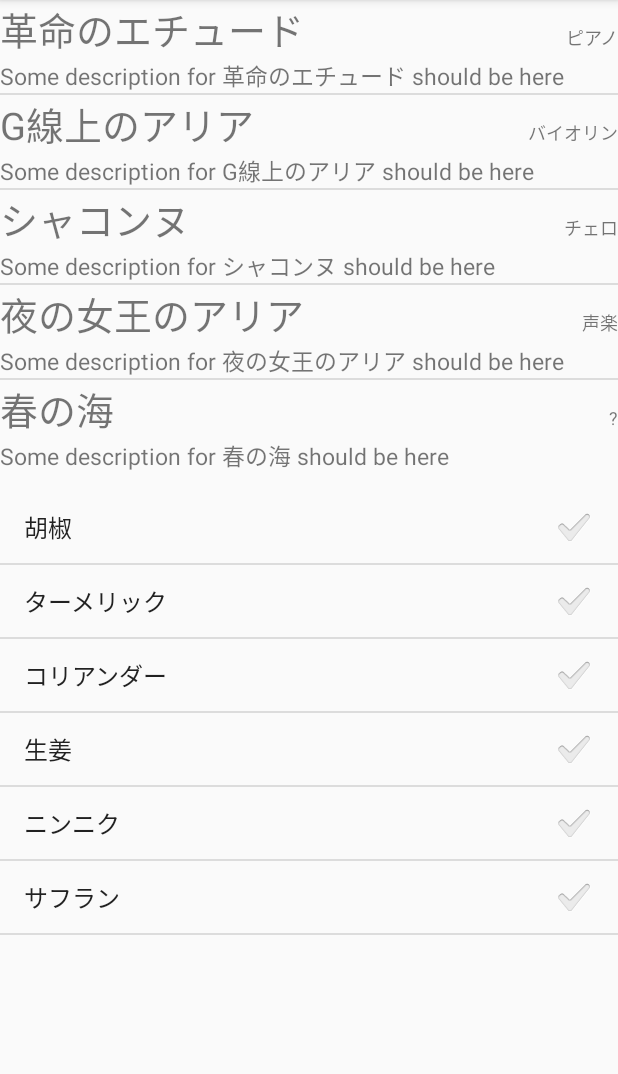
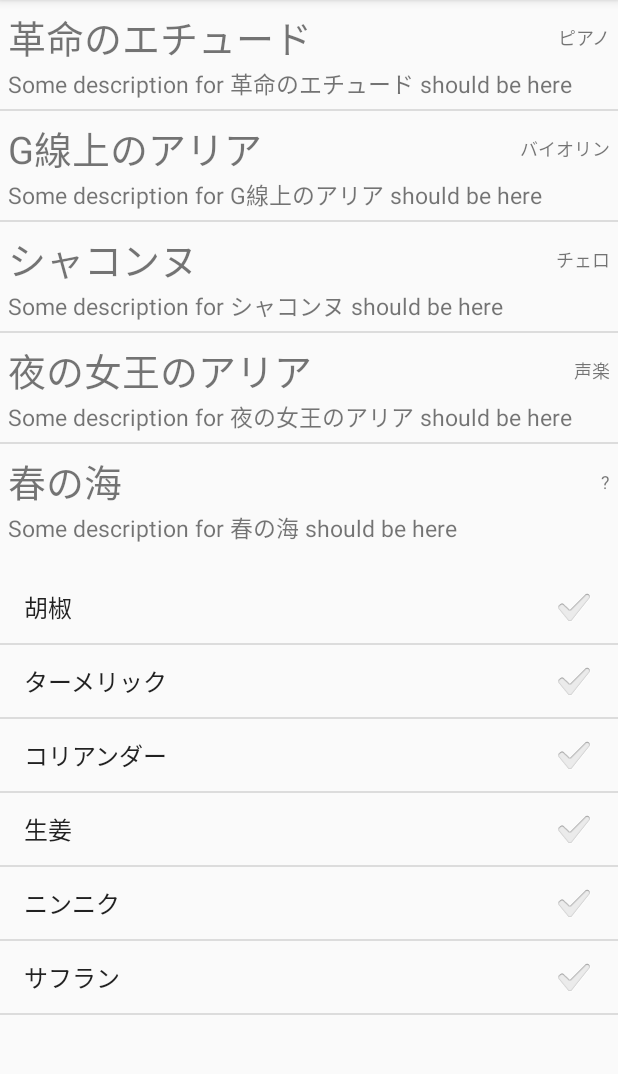
Before and after one commit to ryym/learn-android-list, an Android app: the screen it shows after launch (MainActivity), on a phone screen of 412 x 824 dp, the part 84-1158 px from its top. Run offline under Robolectric (Android 15) with nearby library versions, the phone set to English and light mode, and no system bars.

Commit message:
Tweak margins of song list

```diff
--- a/app/src/main/res/layout/list_item.xml
+++ b/app/src/main/res/layout/list_item.xml
@@ -5,6 +5,9 @@
     <LinearLayout
         android:layout_width="match_parent"
         android:layout_height="match_parent"
+        android:layout_marginRight="5sp"
+        android:layout_marginLeft="5sp"
+        android:layout_marginTop="5sp"
         android:orientation="horizontal">
         <TextView
             android:id="@+id/title"
@@ -12,10 +15,12 @@
             android:layout_height="wrap_content"
             android:gravity="start"
             android:textSize="25sp"></TextView>
+
         <TextView
             android:id="@+id/tag"
             android:layout_width="match_parent"
             android:layout_height="wrap_content"
+            android:layout_marginTop="-5sp"
             android:gravity="end"
             android:textSize="12sp"></TextView>
     </LinearLayout>
@@ -23,5 +28,8 @@
         android:id="@+id/desc"
         android:layout_width="wrap_content"
         android:layout_height="wrap_content"
+        android:layout_marginRight="5sp"
+        android:layout_marginLeft="5sp"
+        android:layout_marginBottom="5sp"
         android:textSize="15sp"></TextView>
 </LinearLayout>
```
